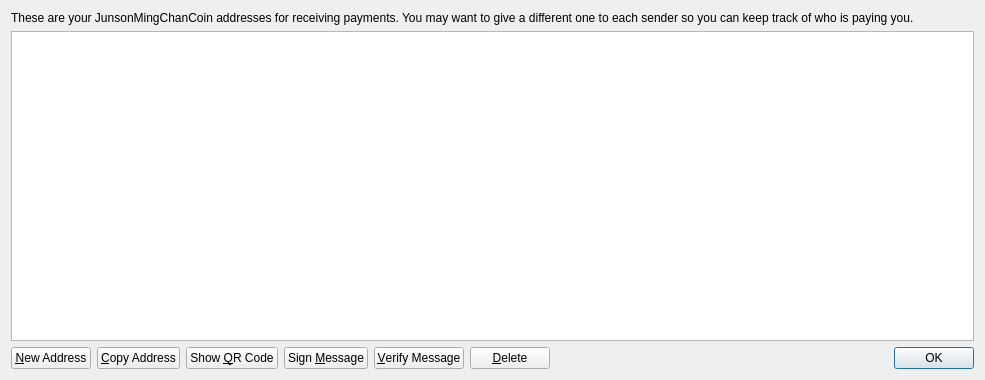
Qt form src/qt/forms/addressbookpage.ui (Bayram75/404-Coin) before a commit.
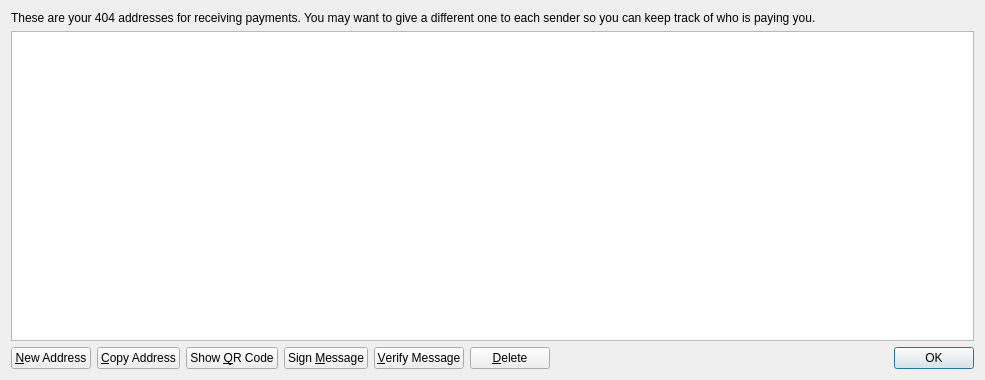
The same form after that commit. Icons and pictures are not drawn.

```diff
--- a/src/qt/forms/addressbookpage.ui
+++ b/src/qt/forms/addressbookpage.ui
@@ -17,7 +17,7 @@
    <item>
     <widget class="QLabel" name="labelExplanation">
      <property name="text">
-      <string>These are your JunsonMingChanCoin addresses for receiving payments. You may want to give a different one to each sender so you can keep track of who is paying you.</string>
+      <string>These are your 404 addresses for receiving payments. You may want to give a different one to each sender so you can keep track of who is paying you.</string>
      </property>
      <property name="textFormat">
       <enum>Qt::PlainText</enum>
```
Left out of the diff: 4 changed lines with no effect on the pictures.
